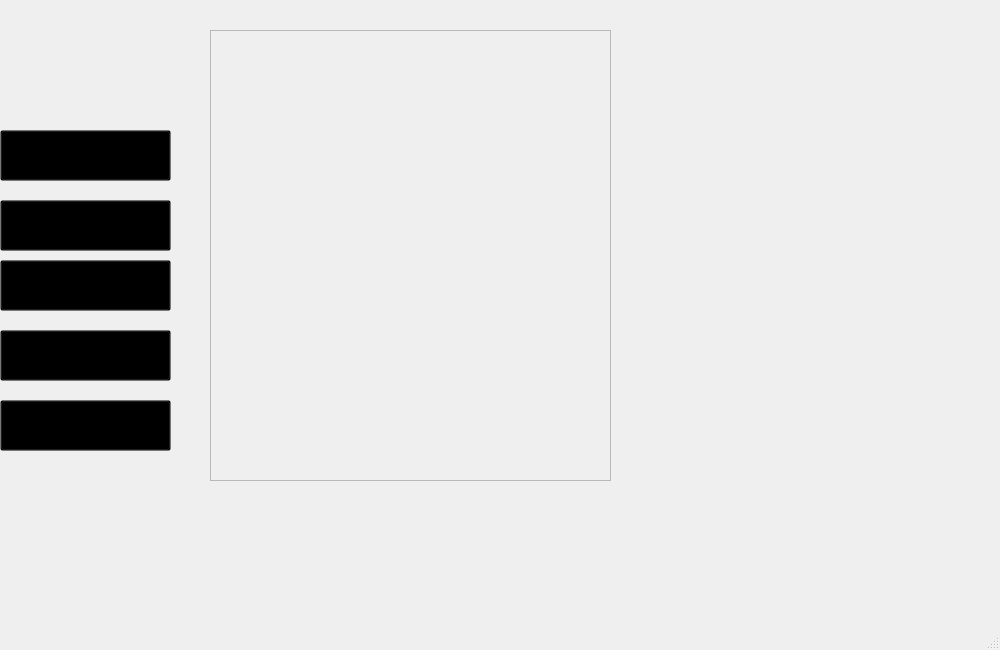
loporlp/Chemistry-Maestro, file mainwindow.ui: the form before one commit.
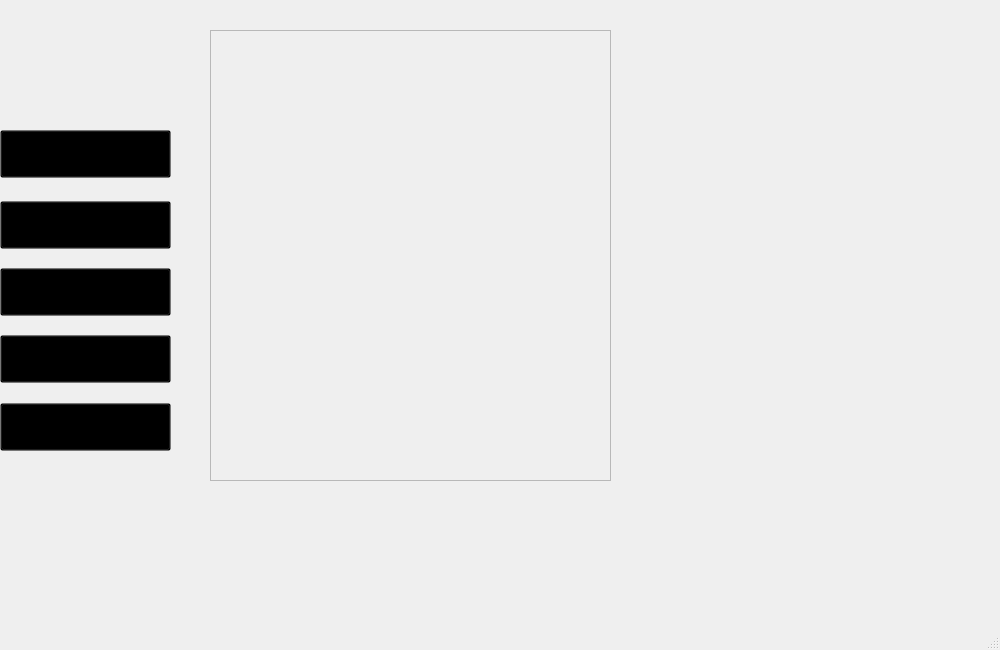
The form after the commit. The open tabs and pages were chosen to show the change. Icons and pictures are not drawn.

Commit message: Adding level button ui

```diff
--- a/mainwindow.ui
+++ b/mainwindow.ui
@@ -84,7 +84,7 @@
         <x>0</x>
         <y>130</y>
         <width>171</width>
-        <height>51</height>
+        <height>48</height>
        </rect>
       </property>
       <property name="autoFillBackground">
@@ -112,9 +112,9 @@
       <property name="geometry">
        <rect>
         <x>0</x>
-        <y>200</y>
+        <y>201</y>
         <width>171</width>
-        <height>51</height>
+        <height>48</height>
        </rect>
       </property>
       <property name="autoFillBackground">
@@ -141,9 +141,9 @@
       <property name="geometry">
        <rect>
         <x>0</x>
-        <y>260</y>
+        <y>268</y>
         <width>171</width>
-        <height>51</height>
+        <height>48</height>
        </rect>
       </property>
       <property name="autoFillBackground">
@@ -170,9 +170,9 @@
       <property name="geometry">
        <rect>
         <x>0</x>
-        <y>330</y>
+        <y>335</y>
         <width>171</width>
-        <height>51</height>
+        <height>48</height>
        </rect>
       </property>
       <property name="autoFillBackground">
@@ -199,9 +199,9 @@
       <property name="geometry">
        <rect>
         <x>0</x>
-        <y>400</y>
+        <y>403</y>
         <width>171</width>
-        <height>51</height>
+        <height>48</height>
        </rect>
       </property>
       <property name="autoFillBackground">
```
The commit also changes 6 other files.
